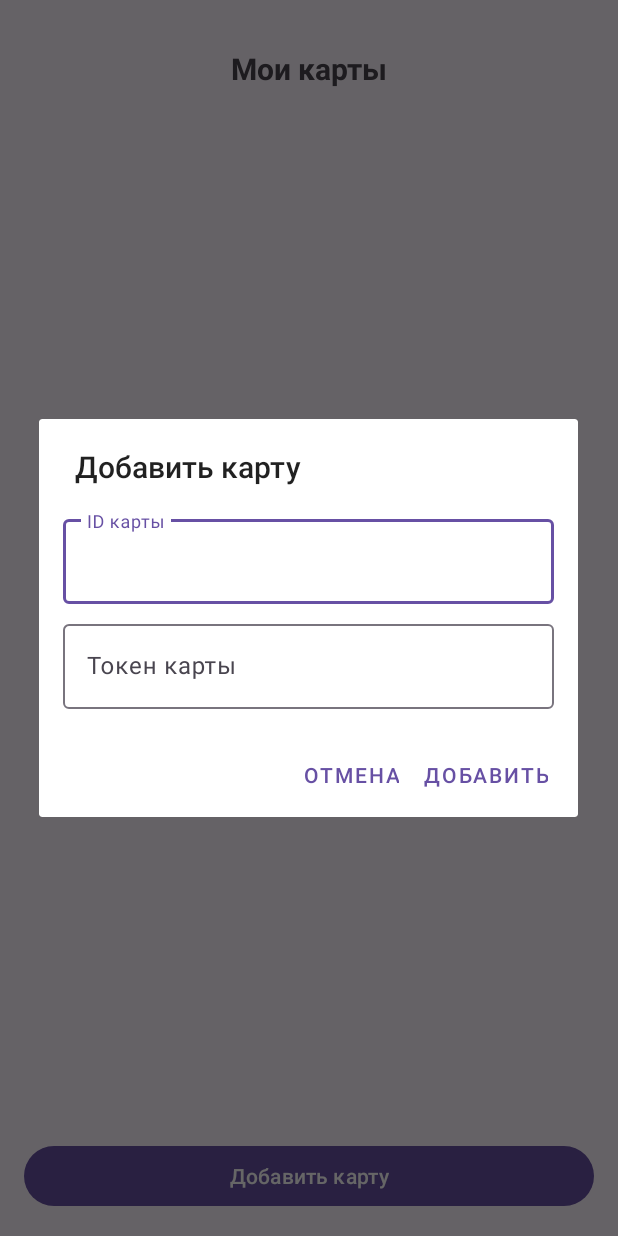
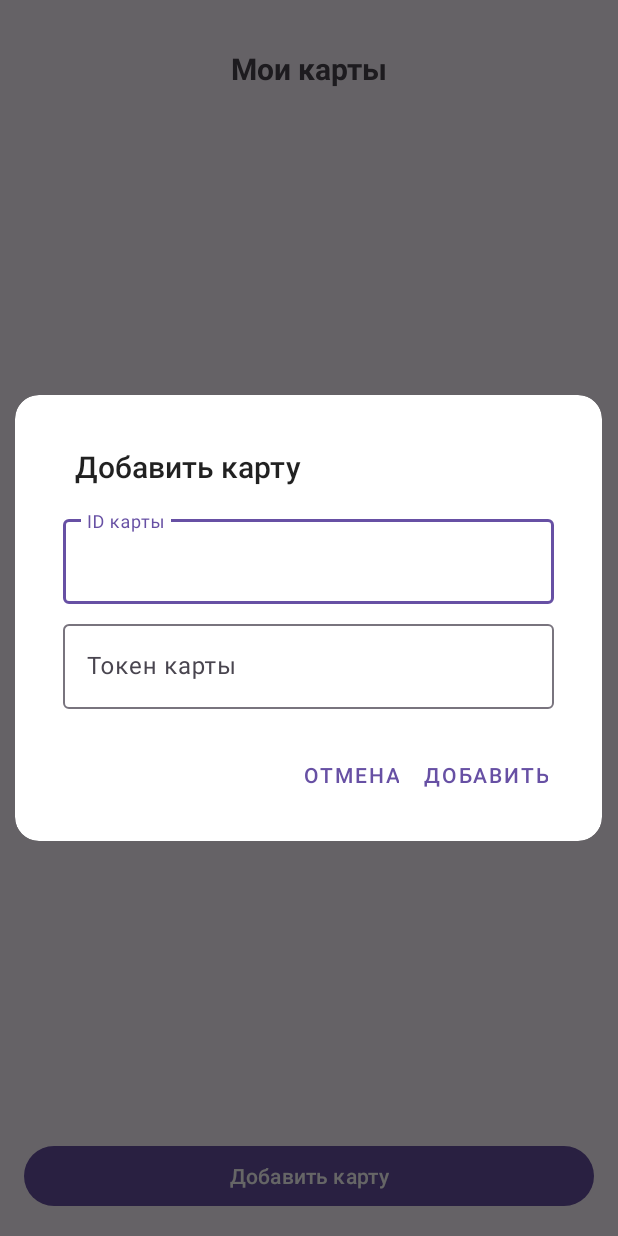
Before and after one commit to Zadudoder/SPmHelper-Mobile, an Android app: the fragment CardsFragment shown on its own in the app's theme, after a tap on "Добавить карту", on a phone screen of 412 x 824 dp. Run offline under Robolectric (Android 15) with nearby library versions, the phone set to English and light mode, and no system bars.

Commit message:
style: background rounded on alert dialog

```diff
--- a/app/src/main/java/com/zadudoder/spmhelpermobile/CardsFragment.java
+++ b/app/src/main/java/com/zadudoder/spmhelpermobile/CardsFragment.java
@@ -105,14 +105,22 @@ public class CardsFragment extends Fragment {
     }
 
     private void showAddCardDialog() {
+        showAddCardDialog("", ""); // Первый вызов - пустые поля
+    }
+
+    private void showAddCardDialog(String savedCardId, String savedCardToken) {
         View dialogView = LayoutInflater.from(getContext()).inflate(R.layout.dialog_add_card, null);
         EditText cardIdEditText = dialogView.findViewById(R.id.card_id_edit_text);
         EditText cardTokenEditText = dialogView.findViewById(R.id.card_token_edit_text);
 
-        new AlertDialog.Builder(getContext())
+        // Восстанавливаем сохранённые данные (если они есть)
+        cardIdEditText.setText(savedCardId);
+        cardTokenEditText.setText(savedCardToken);
+
+        AlertDialog dialog = new AlertDialog.Builder(getContext())
                 .setTitle("Добавить карту")
                 .setView(dialogView)
-                .setPositiveButton("Добавить", (dialog, which) -> {
+                .setPositiveButton("Добавить", (dialogInterface, which) -> {
                     String cardId = cardIdEditText.getText().toString().trim();
                     String cardToken = cardTokenEditText.getText().toString().trim();
 
@@ -122,8 +130,48 @@ public class CardsFragment extends Fragment {
                         verifyAndAddCard(cardId, cardToken);
                     }
                 })
-                .setNegativeButton("Отмена", null)
-                .show();
+                .setNegativeButton("Отмена", (dialogInterface, which) -> {
+                    if (!cardIdEditText.getText().toString().trim().isEmpty() ||
+                            !cardTokenEditText.getText().toString().trim().isEmpty()) {
+                        showConfirmDiscardDialog(cardIdEditText, cardTokenEditText);
+                    } else {
+                        dialogInterface.dismiss();
+                    }
+                })
+                .create();
+
+        dialog.setOnCancelListener(dialogInterface -> {
+            if (!cardIdEditText.getText().toString().trim().isEmpty() ||
+                    !cardTokenEditText.getText().toString().trim().isEmpty()) {
+                showConfirmDiscardDialog(cardIdEditText, cardTokenEditText);
+            }
+        });
+        if (dialog.getWindow() != null) {
+            dialog.getWindow().setBackgroundDrawableResource(R.drawable.dialog_rounded_bg);
+        }
+        dialog.show();
+    }
+
+    private void showConfirmDiscardDialog(EditText cardIdEditText, EditText cardTokenEditText) {
+        String currentCardId = cardIdEditText.getText().toString().trim();
+        String currentCardToken = cardTokenEditText.getText().toString().trim();
+
+        AlertDialog CancelDialog = new AlertDialog.Builder(getContext())
+                .setTitle("Сбросить данные")
+                .setMessage("Вы заполнили некоторые поля. Хотите сбросить введенные данные?")
+                .setPositiveButton("Да", (dialog, which) -> {
+                    dialog.dismiss();
+                })
+                .setNegativeButton("Отмена", (dialog, which) -> {
+                    dialog.dismiss();
+                    // Передаём сохранённые данные обратно в диалог
+                    showAddCardDialog(currentCardId, currentCardToken);
+                })
+                .create();
+        if (CancelDialog.getWindow() != null) {
+            CancelDialog.getWindow().setBackgroundDrawableResource(R.drawable.dialog_rounded_bg);
+        }
+        CancelDialog.show();
     }
 
     private void setCards(List<Card> cards) {
--- /dev/null
+++ b/app/src/main/res/drawable/dialog_rounded_bg.xml
@@ -0,0 +1,10 @@
+<?xml version="1.0" encoding="utf-8"?>
+<shape xmlns:android="http://schemas.android.com/apk/res/android">
+    <solid android:color="?attr/dialogBackgroundColor"/>
+    <corners android:radius="16dp" />
+    <padding
+        android:left="16dp"
+        android:top="16dp"
+        android:right="16dp"
+        android:bottom="16dp" />
+</shape>
--- a/app/src/main/res/values-night/themes.xml
+++ b/app/src/main/res/values-night/themes.xml
@@ -3,5 +3,6 @@
     <style name="Base.Theme.SPmHelperMobile" parent="Theme.Material3.DayNight.NoActionBar">
         <!-- Customize your dark theme here. -->
         <!-- <item name="colorPrimary">@color/my_dark_primary</item> -->
+        <item name="dialogBackgroundColor">@color/dark_surface</item>
     </style>
 </resources>
--- /dev/null
+++ b/app/src/main/res/values/attrs.xml
@@ -0,0 +1,4 @@
+<?xml version="1.0" encoding="utf-8"?>
+<resources>
+    <attr name="dialogBackgroundColor" format="color|reference" />
+</resources>
--- a/app/src/main/res/values/colors.xml
+++ b/app/src/main/res/values/colors.xml
@@ -2,6 +2,7 @@
 <resources>
     <color name="black">#FF000000</color>
     <color name="white">#FFFFFFFF</color>
+    <color name="dark_surface">#121212</color>
     <color name="green">#4CAF50</color>
     <color name="primary_color">#84A834</color>
     <color name="background_color">#FAFAFA</color>
--- a/app/src/main/res/values/themes.xml
+++ b/app/src/main/res/values/themes.xml
@@ -3,6 +3,7 @@
     <style name="Base.Theme.SPmHelperMobile" parent="Theme.Material3.DayNight.NoActionBar">
         <!-- Customize your light theme here. -->
         <!-- <item name="colorPrimary">@color/my_light_primary</item> -->
+        <item name="dialogBackgroundColor">@color/white</item>
     </style>
 
     <style name="Theme.SPmHelperMobile" parent="Base.Theme.SPmHelperMobile" />
```
Also changed, not shown: app/src/main/java/com/zadudoder/spmhelpermobile/TransfersFragment.java (+6 -2 lines).
